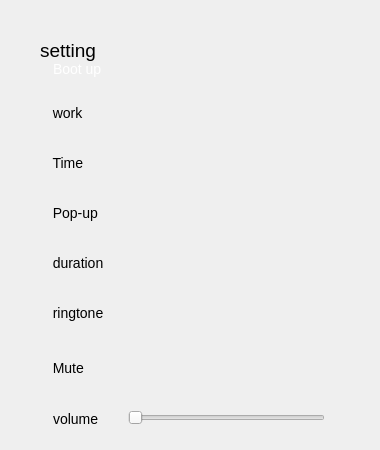
First picture: the form in src/plugins/ukui-clock/setupPage.ui, repository ukui/ukui-sidebar, before the edit.
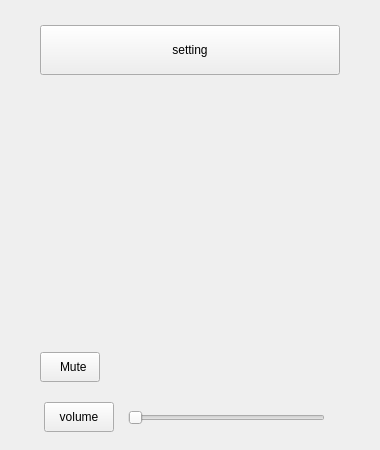
Second picture: the form after the edit. Icons and pictures are not drawn.

Commit message: fix bug 15889 [alarm clock font] after changing the system font, the font in the alarm setting will not change

The edit to the form file:
```diff
--- a/src/plugins/ukui-clock/setupPage.ui
+++ b/src/plugins/ukui-clock/setupPage.ui
@@ -14,9 +14,7 @@
    <string>Form</string>
   </property>
   <property name="styleSheet">
-   <string notr="true">
-border-radius:4px;
-</string>
+   <string notr="true"/>
   </property>
   <widget class="QWidget" name="widget" native="true">
    <property name="geometry">
@@ -30,27 +28,6 @@
    <property name="styleSheet">
     <string notr="true"/>
    </property>
-   <widget class="QLabel" name="label">
-    <property name="geometry">
-     <rect>
-      <x>53</x>
-      <y>58</y>
-      <width>63</width>
-      <height>22</height>
-     </rect>
-    </property>
-    <property name="styleSheet">
-     <string notr="true">width:56px;
-height:14px;
-font-size:14px;
-border:0px solid rgba();
-font-weight:400;
-color:rgba(255,255,255,1)</string>
-    </property>
-    <property name="text">
-     <string>Boot up</string>
-    </property>
-   </widget>
    <widget class="QPushButton" name="pushButton">
     <property name="geometry">
      <rect>
@@ -72,379 +49,6 @@
      <string/>
     </property>
    </widget>
-   <widget class="QWidget" name="widget_2" native="true">
-    <property name="geometry">
-     <rect>
-      <x>45</x>
-      <y>97</y>
-      <width>280</width>
-      <height>36</height>
-     </rect>
-    </property>
-    <property name="styleSheet">
-     <string notr="true"/>
-    </property>
-    <widget class="QLabel" name="label_18">
-     <property name="geometry">
-      <rect>
-       <x>0</x>
-       <y>0</y>
-       <width>71</width>
-       <height>31</height>
-      </rect>
-     </property>
-     <property name="styleSheet">
-      <string notr="true">width:39px;
-height:14px;
-font-size:14px;
-font-weight:400;
-</string>
-     </property>
-     <property name="text">
-      <string>  work</string>
-     </property>
-    </widget>
-    <widget class="QPushButton" name="pushButton_10">
-     <property name="geometry">
-      <rect>
-       <x>244</x>
-       <y>0</y>
-       <width>36</width>
-       <height>36</height>
-      </rect>
-     </property>
-     <property name="text">
-      <string/>
-     </property>
-    </widget>
-    <widget class="QPushButton" name="pushButton_6">
-     <property name="geometry">
-      <rect>
-       <x>70</x>
-       <y>0</y>
-       <width>171</width>
-       <height>36</height>
-      </rect>
-     </property>
-     <property name="styleSheet">
-      <string notr="true">width:67px;
-height:14px;
-font-size:14px;
-font-weight:400;
-color:rgba(148, 148, 148,1);
-opacity:0.35;
-text-align: right</string>
-     </property>
-     <property name="text">
-      <string/>
-     </property>
-    </widget>
-   </widget>
-   <widget class="QWidget" name="widget_3" native="true">
-    <property name="geometry">
-     <rect>
-      <x>45</x>
-      <y>147</y>
-      <width>280</width>
-      <height>36</height>
-     </rect>
-    </property>
-    <property name="styleSheet">
-     <string notr="true">width:280px;
-height:36px;
-border-radius:4px;
-border:0px solid rgba();</string>
-    </property>
-    <widget class="QLabel" name="label_19">
-     <property name="geometry">
-      <rect>
-       <x>0</x>
-       <y>0</y>
-       <width>71</width>
-       <height>31</height>
-      </rect>
-     </property>
-     <property name="styleSheet">
-      <string notr="true">width:39px;
-height:14px;
-font-size:14px;
-font-weight:400;
-</string>
-     </property>
-     <property name="text">
-      <string>  Time</string>
-     </property>
-    </widget>
-    <widget class="QPushButton" name="pushButton_11">
-     <property name="geometry">
-      <rect>
-       <x>244</x>
-       <y>0</y>
-       <width>36</width>
-       <height>36</height>
-      </rect>
-     </property>
-     <property name="text">
-      <string/>
-     </property>
-    </widget>
-    <widget class="QPushButton" name="pushButton_7">
-     <property name="geometry">
-      <rect>
-       <x>70</x>
-       <y>0</y>
-       <width>171</width>
-       <height>36</height>
-      </rect>
-     </property>
-     <property name="styleSheet">
-      <string notr="true">width:67px;
-height:14px;
-font-size:14px;
-font-weight:400;
-color:rgba(148, 148, 148,1);
-opacity:0.35;
-text-align: right</string>
-     </property>
-     <property name="text">
-      <string/>
-     </property>
-    </widget>
-   </widget>
-   <widget class="QWidget" name="widget_4" native="true">
-    <property name="geometry">
-     <rect>
-      <x>45</x>
-      <y>197</y>
-      <width>280</width>
-      <height>36</height>
-     </rect>
-    </property>
-    <property name="styleSheet">
-     <string notr="true">width:280px;
-height:36px;
-border-radius:4px;
-border:0px solid rgba();</string>
-    </property>
-    <widget class="QLabel" name="label_20">
-     <property name="geometry">
-      <rect>
-       <x>0</x>
-       <y>0</y>
-       <width>71</width>
-       <height>31</height>
-      </rect>
-     </property>
-     <property name="styleSheet">
-      <string notr="true">width:39px;
-height:14px;
-font-size:14px;
-font-weight:400;
-</string>
-     </property>
-     <property name="text">
-      <string>  Pop-up</string>
-     </property>
-    </widget>
-    <widget class="QPushButton" name="pushButton_12">
-     <property name="geometry">
-      <rect>
-       <x>244</x>
-       <y>0</y>
-       <width>36</width>
-       <height>36</height>
-      </rect>
-     </property>
-     <property name="text">
-      <string/>
-     </property>
-    </widget>
-    <widget class="QPushButton" name="pushButton_8">
-     <property name="geometry">
-      <rect>
-       <x>80</x>
-       <y>0</y>
-       <width>161</width>
-       <height>36</height>
-      </rect>
-     </property>
-     <property name="styleSheet">
-      <string notr="true">width:67px;
-height:14px;
-font-size:14px;
-font-weight:400;
-color:rgba(148, 148, 148,1);
-opacity:0.35;
-text-align: right</string>
-     </property>
-     <property name="text">
-      <string/>
-     </property>
-    </widget>
-   </widget>
-   <widget class="QWidget" name="widget_5" native="true">
-    <property name="geometry">
-     <rect>
-      <x>45</x>
-      <y>247</y>
-      <width>280</width>
-      <height>36</height>
-     </rect>
-    </property>
-    <property name="styleSheet">
-     <string notr="true">width:280px;
-height:36px;
-border-radius:4px;
-border:0px solid rgba();</string>
-    </property>
-    <widget class="QLabel" name="label_21">
-     <property name="geometry">
-      <rect>
-       <x>0</x>
-       <y>0</y>
-       <width>81</width>
-       <height>31</height>
-      </rect>
-     </property>
-     <property name="styleSheet">
-      <string notr="true">width:39px;
-height:14px;
-font-size:14px;
-font-weight:400;
-</string>
-     </property>
-     <property name="text">
-      <string>  duration</string>
-     </property>
-    </widget>
-    <widget class="QPushButton" name="pushButton_13">
-     <property name="geometry">
-      <rect>
-       <x>244</x>
-       <y>0</y>
-       <width>36</width>
-       <height>36</height>
-      </rect>
-     </property>
-     <property name="text">
-      <string/>
-     </property>
-    </widget>
-    <widget class="QPushButton" name="pushButton_9">
-     <property name="geometry">
-      <rect>
-       <x>80</x>
-       <y>0</y>
-       <width>161</width>
-       <height>36</height>
-      </rect>
-     </property>
-     <property name="styleSheet">
-      <string notr="true">width:67px;
-height:14px;
-font-size:14px;
-font-weight:400;
-color:rgba(148, 148, 148,1);
-opacity:0.35;
-text-align: right</string>
-     </property>
-     <property name="text">
-      <string/>
-     </property>
-    </widget>
-   </widget>
-   <widget class="QWidget" name="widget_6" native="true">
-    <property name="geometry">
-     <rect>
-      <x>45</x>
-      <y>297</y>
-      <width>280</width>
-      <height>36</height>
-     </rect>
-    </property>
-    <property name="styleSheet">
-     <string notr="true">width:280px;
-height:36px;
-border-radius:4px;
-border:0px solid rgba();</string>
-    </property>
-    <widget class="QLabel" name="label_22">
-     <property name="geometry">
-      <rect>
-       <x>0</x>
-       <y>0</y>
-       <width>81</width>
-       <height>31</height>
-      </rect>
-     </property>
-     <property name="styleSheet">
-      <string notr="true">width:39px;
-height:14px;
-font-size:14px;
-font-weight:400;
-</string>
-     </property>
-     <property name="text">
-      <string>  ringtone</string>
-     </property>
-    </widget>
-    <widget class="QPushButton" name="pushButton_14">
-     <property name="geometry">
-      <rect>
-       <x>244</x>
-       <y>0</y>
-       <width>36</width>
-       <height>36</height>
-      </rect>
-     </property>
-     <property name="text">
-      <string/>
-     </property>
-    </widget>
-    <widget class="QPushButton" name="pushButton_15">
-     <property name="geometry">
-      <rect>
-       <x>80</x>
-       <y>0</y>
-       <width>161</width>
-       <height>36</height>
-      </rect>
-     </property>
-     <property name="styleSheet">
-      <string notr="true">width:67px;
-height:14px;
-font-size:14px;
-font-weight:400;
-color:rgba(148, 148, 148,1);
-opacity:0.35;
-text-align: right</string>
-     </property>
-     <property name="text">
-      <string/>
-     </property>
-    </widget>
-   </widget>
-   <widget class="QLabel" name="label_2">
-    <property name="geometry">
-     <rect>
-      <x>45</x>
-      <y>358</y>
-      <width>51</width>
-      <height>20</height>
-     </rect>
-    </property>
-    <property name="styleSheet">
-     <string notr="true">width:28px;
-height:14px;
-font-size:14px;
-border:0px solid rgba();
-font-weight:400;
-</string>
-    </property>
-    <property name="text">
-     <string>  Mute</string>
-    </property>
-   </widget>
    <widget class="QPushButton" name="pushButton_2">
     <property name="geometry">
      <rect>
@@ -466,25 +70,6 @@
      <string/>
     </property>
    </widget>
-   <widget class="QLabel" name="label_3">
-    <property name="geometry">
-     <rect>
-      <x>53</x>
-      <y>408</y>
-      <width>63</width>
-      <height>22</height>
-     </rect>
-    </property>
-    <property name="styleSheet">
-     <string notr="true">font-size:14px;
-border:0px solid rgba();
-font-weight:300;
-</string>
-    </property>
-    <property name="text">
-     <string>volume</string>
-    </property>
-   </widget>
    <widget class="QSlider" name="horizontalSlider">
     <property name="geometry">
      <rect>
@@ -508,7 +93,7 @@
      <enum>Qt::Horizontal</enum>
     </property>
    </widget>
-   <widget class="QLabel" name="label_4">
+   <widget class="QPushButton" name="pushButton_4">
     <property name="geometry">
      <rect>
       <x>40</x>
@@ -517,14 +102,36 @@
       <height>50</height>
      </rect>
     </property>
-    <property name="styleSheet">
-     <string notr="true">font: 14pt;
-</string>
-    </property>
     <property name="text">
      <string>setting</string>
     </property>
    </widget>
+   <widget class="QPushButton" name="pushButton_5">
+    <property name="geometry">
+     <rect>
+      <x>40</x>
+      <y>352</y>
+      <width>60</width>
+      <height>30</height>
+     </rect>
+    </property>
+    <property name="text">
+     <string>  Mute</string>
+    </property>
+   </widget>
+   <widget class="QPushButton" name="pushButton_6">
+    <property name="geometry">
+     <rect>
+      <x>44</x>
+      <y>402</y>
+      <width>70</width>
+      <height>30</height>
+     </rect>
+    </property>
+    <property name="text">
+     <string>volume</string>
+    </property>
+   </widget>
   </widget>
  </widget>
  <resources/>
```
Left out of the diff: 9 changed lines with no effect on the pictures. The commit also changes 12 other files.
